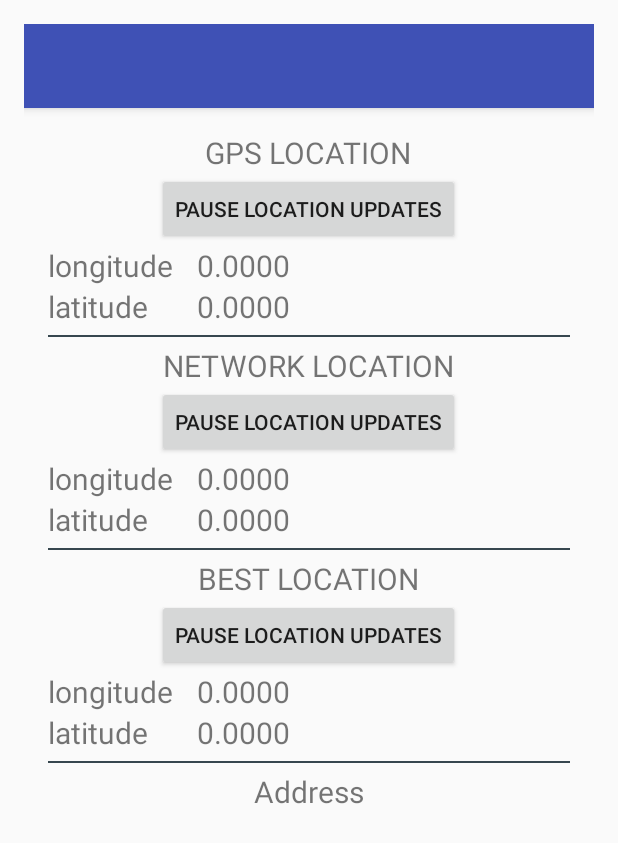
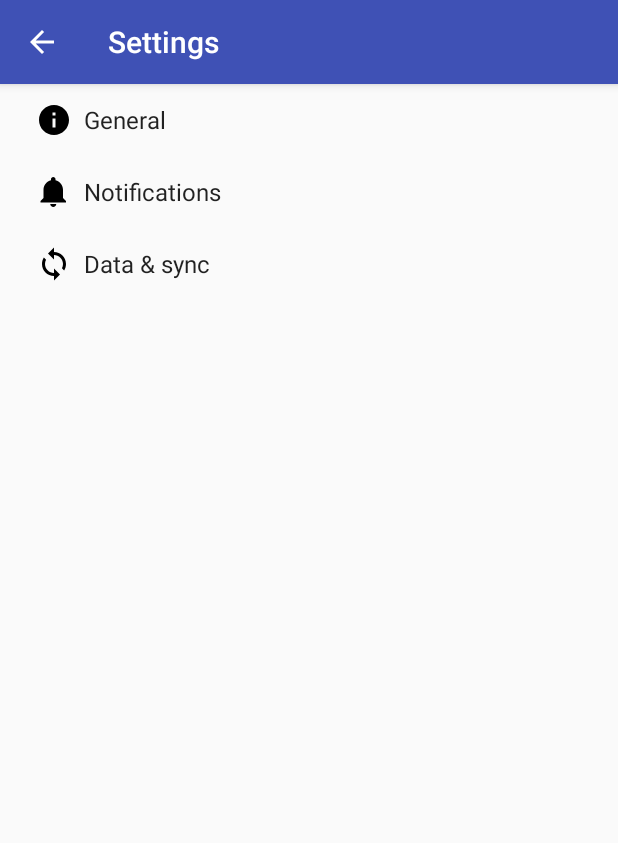
Before and after one commit to scir/TestCodes, an Android app: the screen it shows after launch (CheckLocationActivity before the commit, SettingsActivity after it), after a tap on "CHECK LOCATION SERVICES", on a phone screen of 412 x 824 dp. Shown: the top 843 px of the screen. Run offline under Robolectric (Android 15) with nearby library versions, the phone set to English and light mode, and no system bars; 1 other tap on this screen came first.

Commit message:
- Fixed few launching cases for Feedback data - Added preference settings screen sample (Added from sample, need to be   updated as per use)

```diff
--- /dev/null
+++ b/scir_android_app/app/src/main/java/org/scir/scir_android_app/AppCompatPreferenceActivity.java
@@ -0,0 +1,109 @@
+package org.scir.scir_android_app;
+
+import android.content.res.Configuration;
+import android.os.Bundle;
+import android.preference.PreferenceActivity;
+import android.support.annotation.LayoutRes;
+import android.support.annotation.Nullable;
+import android.support.v7.app.ActionBar;
+import android.support.v7.app.AppCompatDelegate;
+import android.support.v7.widget.Toolbar;
+import android.view.MenuInflater;
+import android.view.View;
+import android.view.ViewGroup;
+
+/**
+ * A {@link android.preference.PreferenceActivity} which implements and proxies the necessary calls
+ * to be used with AppCompat.
+ */
+public abstract class AppCompatPreferenceActivity extends PreferenceActivity {
+
+    private AppCompatDelegate mDelegate;
+
+    @Override
+    protected void onCreate(Bundle savedInstanceState) {
+        getDelegate().installViewFactory();
+        getDelegate().onCreate(savedInstanceState);
+        super.onCreate(savedInstanceState);
+    }
+
+    @Override
+    protected void onPostCreate(Bundle savedInstanceState) {
+        super.onPostCreate(savedInstanceState);
+        getDelegate().onPostCreate(savedInstanceState);
+    }
+
+    public ActionBar getSupportActionBar() {
+        return getDelegate().getSupportActionBar();
+    }
+
+    public void setSupportActionBar(@Nullable Toolbar toolbar) {
+        getDelegate().setSupportActionBar(toolbar);
+    }
+
+    @Override
+    public MenuInflater getMenuInflater() {
+        return getDelegate().getMenuInflater();
+    }
+
+    @Override
+    public void setContentView(@LayoutRes int layoutResID) {
+        getDelegate().setContentView(layoutResID);
+    }
+
+    @Override
+    public void setContentView(View view) {
+        getDelegate().setContentView(view);
+    }
+
+    @Override
+    public void setContentView(View view, ViewGroup.LayoutParams params) {
+        getDelegate().setContentView(view, params);
+    }
+
+    @Override
+    public void addContentView(View view, ViewGroup.LayoutParams params) {
+        getDelegate().addContentView(view, params);
+    }
+
+    @Override
+    protected void onPostResume() {
+        super.onPostResume();
+        getDelegate().onPostResume();
+    }
+
+    @Override
+    protected void onTitleChanged(CharSequence title, int color) {
+        super.onTitleChanged(title, color);
+        getDelegate().setTitle(title);
+    }
+
+    @Override
+    public void onConfigurationChanged(Configuration newConfig) {
+        super.onConfigurationChanged(newConfig);
+        getDelegate().onConfigurationChanged(newConfig);
+    }
+
+    @Override
+    protected void onStop() {
+        super.onStop();
+        getDelegate().onStop();
+    }
+
+    @Override
+    protected void onDestroy() {
+        super.onDestroy();
+        getDelegate().onDestroy();
+    }
+
+    public void invalidateOptionsMenu() {
+        getDelegate().invalidateOptionsMenu();
+    }
+
+    private AppCompatDelegate getDelegate() {
+        if (mDelegate == null) {
+            mDelegate = AppCompatDelegate.create(this, null);
+        }
+        return mDelegate;
+    }
+}
--- a/scir_android_app/app/src/main/java/org/scir/scir_android_app/MainActivity.java
+++ b/scir_android_app/app/src/main/java/org/scir/scir_android_app/MainActivity.java
@@ -29,23 +29,30 @@ import org.sss.library.location.SingleShotLocationProvider;
 
 public class MainActivity extends Activity {
 
-    private static final int TAKE_PICTURE_REQUEST_B = 100;
-    private static final int SHOW_FEEDBACKS = 101;
+    private static final int START_INTENT_CAMERA = 100;
+    private static final int START_INTENT_FEEDBACK_DATA = 101;
+    private static final int START_INTENT_PREFERENCES = 102 ;
+    private static final int START_INTENT_LOCATION_ACTIVITY = 103 ;
 
     private ImageView mCameraImageView;
     private Bitmap mCameraBitmap;
+    private Button mCaptureInfraProblemButton;
     private Button mViewReportedProblemsButton;
     private Button mLocationServicesButton ;
+    private Button mPreferencesButton;
 
     private TextView mTextViewGeoLocationStatus;
 
     private Intent mIntentReportProblems = null ;
     private Intent mIntentLocationCheck = null ;
+    private Intent mIntentFeedbackData = null ;
+    private Intent mIntentPreferences = null ;
 
     ImageView imgLogo ;
     ImageView imgSmartCityPhoto ;
 
     private SingleShotLocationProvider.LocationCallback mScirLocationCallBack;
+
     private Runnable mRegularLocationUpdater = null ;
     private android.os.Handler mLocationHandler = null ;
     public static Location mScirCurrentLocation ;
@@ -53,12 +60,6 @@ public class MainActivity extends Activity {
     private SssPreferences sssPreferences ;
 
 
-    private OnClickListener mCaptureInfraProblemButtonClickListener = new OnClickListener() {
-        @Override
-        public void onClick(View v) {
-            startInfraProblemCapture();
-        }
-    };
 
     static enum SCIR_LOCATION_SERVICE {
         SCIR_LOCATION_SERVICE_INVALID,
@@ -113,18 +114,71 @@ public class MainActivity extends Activity {
         }
     }
 
+    private void startInfraProblemCapture() {
+        if (null == mIntentReportProblems) {
+            mIntentReportProblems = new Intent(MainActivity.this, CameraActivity.class);
+        }
+        if( mIntentReportProblems  != null ) {
+            startActivityForResult(mIntentReportProblems, START_INTENT_CAMERA);
+        } else {
+            Toast.makeText(getApplicationContext(),"Can't launch Feedback Activity", Toast.LENGTH_LONG).show();
+        }
+    }
+
+    private void startFeedbackListActivity () {
+        if (null == mIntentFeedbackData) {
+            mIntentFeedbackData = new Intent(MainActivity.this, ScirFeedbackListActivity.class);
+        }
+        if( mIntentFeedbackData  != null ) {
+            startActivityForResult(mIntentFeedbackData, START_INTENT_FEEDBACK_DATA);
+        } else {
+            Toast.makeText(getApplicationContext(),"Can't launch Feedback Activity", Toast.LENGTH_LONG).show();
+        }
+    }
+
 
     private void startLocationActivity() {
         if (mIntentLocationCheck == null ) {
             mIntentLocationCheck = new Intent(MainActivity.this, CheckLocationActivity.class);
         }
         if( mIntentLocationCheck != null ) {
-            startActivityForResult(mIntentLocationCheck, TAKE_PICTURE_REQUEST_B);
+            startActivityForResult(mIntentLocationCheck, START_INTENT_LOCATION_ACTIVITY);
         } else {
-            // TODO : Show error alert
+            Toast.makeText(getApplicationContext(),"Can't launch LOCATION Activity", Toast.LENGTH_LONG).show();
         }
     }
 
+    private void startPreferencesActivity() {
+        if (null == mIntentPreferences) {
+            mIntentPreferences = new Intent(MainActivity.this, SettingsActivity.class);
+        }
+        if( mIntentPreferences!= null ) {
+            startActivityForResult(mIntentPreferences, START_INTENT_PREFERENCES);
+        } else {
+            Toast.makeText(getApplicationContext(),"Can't launch Preferences Activity", Toast.LENGTH_LONG).show();
+        }
+    }
+
+
+
+    private OnClickListener mCaptureInfraProblemButtonClickListener = new OnClickListener() {
+        @Override
+        public void onClick(View v) {
+            startInfraProblemCapture();
+        }
+    };
+    private OnClickListener mViewReportedProblemsButtonClickListener = new OnClickListener() {
+        @Override
+        public void onClick(View v) {
+            startFeedbackListActivity();
+        }
+    };
+    private OnClickListener mPreferencesButtonClickListener = new OnClickListener() {
+        @Override
+        public void onClick(View v) {
+            startPreferencesActivity();
+        }
+    };
     private OnClickListener mLocationCheckButtonClickListener = new OnClickListener() {
         @Override
         public void onClick(View v) {
@@ -143,6 +197,11 @@ public class MainActivity extends Activity {
         /* Prepare Status text view */
         mTextViewGeoLocationStatus = (TextView) findViewById(R.id.textViewGeoLocationStatus);
         mTextViewGeoLocationStatus.setTextColor(Color.rgb(255,0,0));
+        /* Show Startup Images for Main Activity */
+        imgLogo = (ImageView) findViewById(R.id.imageView);
+        imgLogo.setImageResource(R.drawable.scir_image);
+        imgSmartCityPhoto = (ImageView) findViewById(R.id.imageView2);
+        imgSmartCityPhoto.setImageResource(R.drawable.creative_and_smart_city);
 
         setupLocationServices();
 
@@ -150,42 +209,31 @@ public class MainActivity extends Activity {
         mCameraImageView = (ImageView) findViewById(R.id.camera_image_view);
 
         /* Set buttons Views */
-        findViewById(R.id.capture_infra_problem_button).setOnClickListener(mCaptureInfraProblemButtonClickListener);
-
-//        mLocationServicesButton = (Button) findViewById(R.id.check_problems_reported_button);
-        mLocationServicesButton = (Button) findViewById(R.id.check_location_services_button);
-        mLocationServicesButton.setOnClickListener(mLocationCheckButtonClickListener);
-        mLocationServicesButton.setEnabled(true);
+        mCaptureInfraProblemButton = (Button)findViewById(R.id.capture_infra_problem_button);
+        mCaptureInfraProblemButton.setOnClickListener(mCaptureInfraProblemButtonClickListener);
 
         mViewReportedProblemsButton = (Button) findViewById(R.id.check_problems_reported_button);
-        mViewReportedProblemsButton.setOnClickListener(new OnClickListener() {
-            @Override
-            public void onClick(View v) {
-                startFeedbackListActivity();
-            }
-        });
+        mViewReportedProblemsButton.setOnClickListener(mViewReportedProblemsButtonClickListener);
+        mViewReportedProblemsButton.setEnabled(true);
 
-        /* Show Startup Images for Main Activity */
-        imgLogo = (ImageView) findViewById(R.id.imageView);
-        imgLogo.setImageResource(R.drawable.scir_image);
-        imgSmartCityPhoto = (ImageView) findViewById(R.id.imageView2);
-        imgSmartCityPhoto.setImageResource(R.drawable.creative_and_smart_city);
+        mPreferencesButton = (Button) findViewById(R.id.check_location_services_button);
+        mPreferencesButton.setOnClickListener(mPreferencesButtonClickListener);
+        mPreferencesButton.setEnabled(true);
+
+        // TODO : Enable if required
+//        mLocationServicesButton = (Button) findViewById(R.id.check_location_services_button);
+//        mLocationServicesButton.setOnClickListener(mLocationCheckButtonClickListener);
+//        mLocationServicesButton.setEnabled(true);
 
         // For setup sqlite database
         ScirSqliteHelper.setupSqliteDatabase(getApplicationContext());
-    }
-
-    private void startFeedbackListActivity () {
-        startActivityForResult(
-                new Intent(MainActivity.this, ScirFeedbackListActivity.class),
-                SHOW_FEEDBACKS);
     }
 
 
 
     @Override
     protected void onActivityResult(int requestCode, int resultCode, Intent data) {
-        if (requestCode == TAKE_PICTURE_REQUEST_B) {
+        if (requestCode == START_INTENT_CAMERA) {
             if (resultCode == RESULT_OK) {
                 // Recycle the previous bitmap.
                 if (mCameraBitmap != null) {
@@ -197,21 +245,13 @@ public class MainActivity extends Activity {
                 if (cameraData != null) {
                     mCameraBitmap = BitmapFactory.decodeByteArray(cameraData, 0, cameraData.length);
                     mCameraImageView.setImageBitmap(mCameraBitmap);
-                    mViewReportedProblemsButton.setEnabled(true);
                 }
             } else {
                 mCameraBitmap = null;
-                mViewReportedProblemsButton.setEnabled(false);
             }
-        } else if( requestCode == SHOW_FEEDBACKS ) {
-                // Redo settings of associated handler if required (not working after first run)
-//            mViewReportedProblemsButton.setOnClickListener();
+        } else if( requestCode == START_INTENT_FEEDBACK_DATA) {
         }
     }
 
-    private void startInfraProblemCapture() {
-        // Start intent (view window) that provides interface to capture infra problem
-        startActivityForResult(new Intent(MainActivity.this, CameraActivity.class), TAKE_PICTURE_REQUEST_B);
-    }
 
 }
--- /dev/null
+++ b/scir_android_app/app/src/main/res/drawable/ic_info_black_24dp.xml
@@ -0,0 +1,9 @@
+<vector xmlns:android="http://schemas.android.com/apk/res/android"
+    android:width="24dp"
+    android:height="24dp"
+    android:viewportHeight="24.0"
+    android:viewportWidth="24.0">
+    <path
+        android:fillColor="#FF000000"
+        android:pathData="M12,2C6.48,2 2,6.48 2,12s4.48,10 10,10 10,-4.48 10,-10S17.52,2 12,2zm1,15h-2v-6h2v6zm0,-8h-2V7h2v2z" />
+</vector>
--- /dev/null
+++ b/scir_android_app/app/src/main/res/drawable/ic_notifications_black_24dp.xml
@@ -0,0 +1,9 @@
+<vector xmlns:android="http://schemas.android.com/apk/res/android"
+    android:width="24dp"
+    android:height="24dp"
+    android:viewportHeight="24.0"
+    android:viewportWidth="24.0">
+    <path
+        android:fillColor="#FF000000"
+        android:pathData="M11.5,22c1.1,0 2,-0.9 2,-2h-4c0,1.1 0.9,2 2,2zm6.5,-6v-5.5c0,-3.07 -2.13,-5.64 -5,-6.32V3.5c0,-0.83 -0.67,-1.5 -1.5,-1.5S10,2.67 10,3.5v0.68c-2.87,0.68 -5,3.25 -5,6.32V16l-2,2v1h17v-1l-2,-2z" />
+</vector>
--- /dev/null
+++ b/scir_android_app/app/src/main/res/drawable/ic_sync_black_24dp.xml
@@ -0,0 +1,9 @@
+<vector xmlns:android="http://schemas.android.com/apk/res/android"
+    android:width="24dp"
+    android:height="24dp"
+    android:viewportHeight="24.0"
+    android:viewportWidth="24.0">
+    <path
+        android:fillColor="#FF000000"
+        android:pathData="M12 4V1L8 5l4 4V6c3.31 0 6 2.69 6 6 0 1.01,-.25 1.97,-.7 2.8l1.46 1.46C19.54 15.03 20 13.57 20 12c0,-4.42,-3.58,-8,-8,-8zm0 14c-3.31 0,-6,-2.69,-6,-6 0,-1.01.25,-1.97.7,-2.8L5.24 7.74C4.46 8.97 4 10.43 4 12c0 4.42 3.58 8 8 8v3l4,-4,-4,-4v3z" />
+</vector>
--- a/scir_android_app/app/src/main/res/values/strings.xml
+++ b/scir_android_app/app/src/main/res/values/strings.xml
@@ -1,5 +1,7 @@
 <resources>
     <string name="app_name">Report City Infra Problems</string>
+
+    <string name="take_picture">Take picture</string>
 
     <string name="action_settings">Settings</string>
     <string name="str_btn_report_infra_problems">Report Problem</string>
@@ -26,8 +28,8 @@
 
 
     <string name="app_name_feedback">ListView CusrsorAdapter</string>
-     <string name="some_text"> Search in submitted feedback points...</string>
-     <string name="some_hint">Type here to filter&#8230;</string>
+    <string name="some_text"> Search in submitted feedback points...</string>
+    <string name="some_hint">Type here to filter&#8230;</string>
 
     <!-- Strings related to Settings -->
 
--- /dev/null
+++ b/scir_android_app/app/src/main/res/xml/pref_data_sync.xml
@@ -0,0 +1,21 @@
+<PreferenceScreen xmlns:android="http://schemas.android.com/apk/res/android">
+
+    <!-- NOTE: Hide buttons to simplify the UI. Users can touch outside the dialog to
+         dismiss it. -->
+    <!-- NOTE: ListPreference's summary should be set to its value by the activity code. -->
+    <ListPreference
+        android:defaultValue="180"
+        android:entries="@array/pref_sync_frequency_titles"
+        android:entryValues="@array/pref_sync_frequency_values"
+        android:key="sync_frequency"
+        android:negativeButtonText="@null"
+        android:positiveButtonText="@null"
+        android:title="@string/pref_title_sync_frequency" />
+
+    <!-- This preference simply launches an intent when selected. Use this UI sparingly, per
+         design guidelines. -->
+    <Preference android:title="@string/pref_title_system_sync_settings">
+        <intent android:action="android.settings.SYNC_SETTINGS" />
+    </Preference>
+
+</PreferenceScreen>
--- /dev/null
+++ b/scir_android_app/app/src/main/res/xml/pref_general.xml
@@ -0,0 +1,33 @@
+<PreferenceScreen xmlns:android="http://schemas.android.com/apk/res/android">
+
+    <SwitchPreference
+        android:defaultValue="true"
+        android:key="example_switch"
+        android:summary="@string/pref_description_social_recommendations"
+        android:title="@string/pref_title_social_recommendations" />
+
+    <!-- NOTE: EditTextPreference accepts EditText attributes. -->
+    <!-- NOTE: EditTextPreference's summary should be set to its value by the activity code. -->
+    <EditTextPreference
+        android:capitalize="words"
+        android:defaultValue="@string/pref_default_display_name"
+        android:inputType="textCapWords"
+        android:key="example_text"
+        android:maxLines="1"
+        android:selectAllOnFocus="true"
+        android:singleLine="true"
+        android:title="@string/pref_title_display_name" />
+
+    <!-- NOTE: Hide buttons to simplify the UI. Users can touch outside the dialog to
+         dismiss it. -->
+    <!-- NOTE: ListPreference's summary should be set to its value by the activity code. -->
+    <ListPreference
+        android:defaultValue="-1"
+        android:entries="@array/pref_example_list_titles"
+        android:entryValues="@array/pref_example_list_values"
+        android:key="example_list"
+        android:negativeButtonText="@null"
+        android:positiveButtonText="@null"
+        android:title="@string/pref_title_add_friends_to_messages" />
+
+</PreferenceScreen>
--- /dev/null
+++ b/scir_android_app/app/src/main/res/xml/pref_headers.xml
@@ -0,0 +1,20 @@
+<preference-headers xmlns:android="http://schemas.android.com/apk/res/android">
+
+    <!-- These settings headers are only used on tablets. -->
+
+    <header
+        android:fragment="org.scir.scir_android_app.SettingsActivity$GeneralPreferenceFragment"
+        android:icon="@drawable/ic_info_black_24dp"
+        android:title="@string/pref_header_general" />
+
+    <header
+        android:fragment="org.scir.scir_android_app.SettingsActivity$NotificationPreferenceFragment"
+        android:icon="@drawable/ic_notifications_black_24dp"
+        android:title="@string/pref_header_notifications" />
+
+    <header
+        android:fragment="org.scir.scir_android_app.SettingsActivity$DataSyncPreferenceFragment"
+        android:icon="@drawable/ic_sync_black_24dp"
+        android:title="@string/pref_header_data_sync" />
+
+</preference-headers>
--- /dev/null
+++ b/scir_android_app/app/src/main/res/xml/pref_notification.xml
@@ -0,0 +1,27 @@
+<PreferenceScreen xmlns:android="http://schemas.android.com/apk/res/android">
+
+    <!-- A 'parent' preference, which enables/disables child preferences (below)
+         when checked/unchecked. -->
+    <SwitchPreference
+        android:defaultValue="true"
+        android:key="notifications_new_message"
+        android:title="@string/pref_title_new_message_notifications" />
+
+    <!-- Allows the user to choose a ringtone in the 'notification' category. -->
+    <!-- NOTE: This preference will be enabled only when the checkbox above is checked. -->
+    <!-- NOTE: RingtonePreference's summary should be set to its value by the activity code. -->
+    <RingtonePreference
+        android:defaultValue="content://settings/system/notification_sound"
+        android:dependency="notifications_new_message"
+        android:key="notifications_new_message_ringtone"
+        android:ringtoneType="notification"
+        android:title="@string/pref_title_ringtone" />
+
+    <!-- NOTE: This preference will be enabled only when the checkbox above is checked. -->
+    <SwitchPreference
+        android:defaultValue="true"
+        android:dependency="notifications_new_message"
+        android:key="notifications_new_message_vibrate"
+        android:title="@string/pref_title_vibrate" />
+
+</PreferenceScreen>
```
Also changed, not shown: scir_android_app/app/src/main/AndroidManifest.xml (+5 -6 lines), scir_android_app/app/src/main/java/org/scir/scir_android_app/SettingsActivity.java (added, +267 -0 lines), scir_android_app/app/src/main/ic_launcher_sws-web.png (added), scir_android_app/app/src/main/res/mipmap-hdpi/ic_launcher_sws.png (added), scir_android_app/app/src/main/res/mipmap-mdpi/ic_launcher_sws.png (added), scir_android_app/app/src/main/res/mipmap-xhdpi/ic_launcher_sws.png (added), scir_android_app/app/src/main/res/mipmap-xxhdpi/ic_launcher_sws.png (added), scir_android_app/app/src/main/res/mipmap-xxxhdpi/ic_launcher_sws.png (added).
